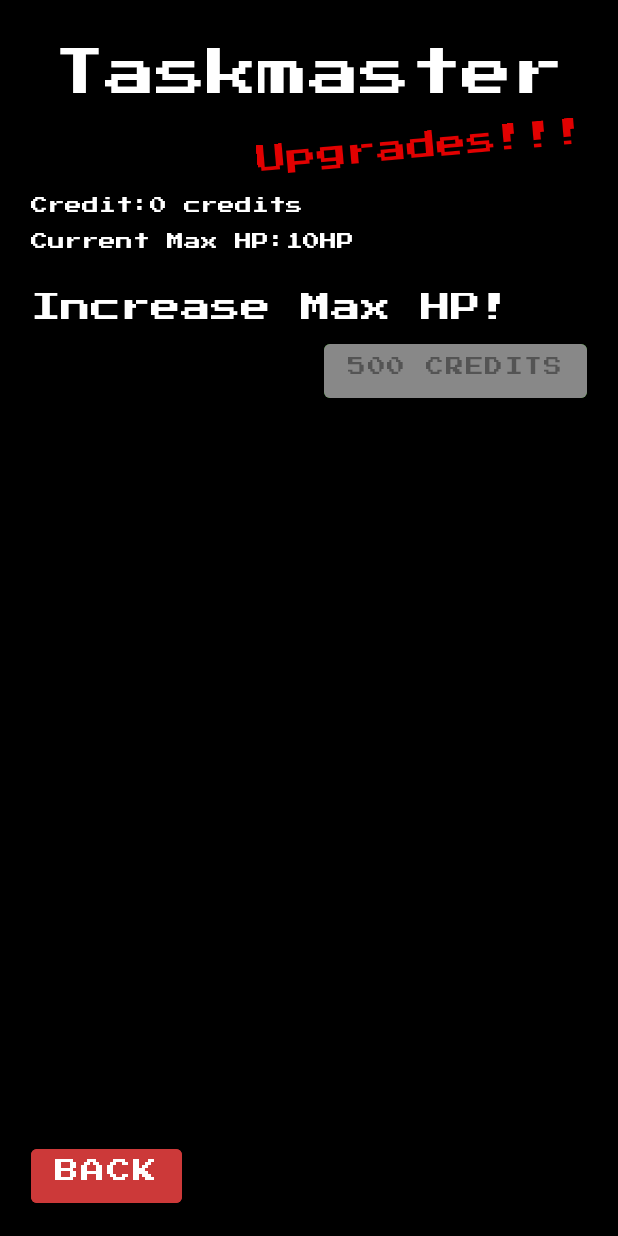
After one commit to ChngWC/TaskMaster, an Android app: the upgrade_Page screen opened directly, with no data from a screen before it, on a phone screen of 412 x 824 dp. The commit adds this screen. Run offline under Robolectric (Android 15) with nearby library versions, the phone set to English and light mode, and no system bars; our stand-ins replace Firebase (no records; nobody signed in at launch, a user with empty details on screens opened directly); 2 statements that could not run were skipped.

Commit message:
added upgrade_Page which currently allow users to spend credits to upgrade max health, game still abit buggy about health when first played

```diff
--- a/app/src/main/java/com/example/taskmaster/GameObjects/Player.java
+++ b/app/src/main/java/com/example/taskmaster/GameObjects/Player.java
@@ -3,6 +3,8 @@ package com.example.taskmaster.GameObjects;
 import android.content.Context;
 import android.graphics.Canvas;
 
+import androidx.annotation.NonNull;
+import androidx.annotation.Nullable;
 import androidx.core.content.ContextCompat;
 
 import com.example.taskmaster.GamePanel.HealthBar;
@@ -12,24 +14,79 @@ import com.example.taskmaster.GameStuff.GameLoop;
 import com.example.taskmaster.R;
 import com.example.taskmaster.Utilities;
 import com.example.taskmaster.graphics.Sprite;
+import com.google.android.gms.tasks.OnCompleteListener;
+import com.google.android.gms.tasks.Task;
+import com.google.firebase.auth.FirebaseAuth;
+import com.google.firebase.auth.FirebaseUser;
+import com.google.firebase.firestore.DocumentReference;
+import com.google.firebase.firestore.DocumentSnapshot;
+import com.google.firebase.firestore.EventListener;
+import com.google.firebase.firestore.FirebaseFirestore;
+import com.google.firebase.firestore.FirebaseFirestoreException;
+
+import java.util.HashMap;
+import java.util.Map;
 
 public class Player extends CirclePlayer {
     public static final double SPEED_PIXELS_PER_SEC = 400.0;
     public static final double MAX_SPEED = SPEED_PIXELS_PER_SEC / GameLoop.MAX_UPS;
     private final Joystick joystick;
-    public static final int max_health_points = 10;
+    public static int max_health_points;
     private HealthBar healthBar;
     private int healthPoints;
     private Sprite sprite;
+    private FirebaseUser firebaseUser;
+    private FirebaseFirestore firestore;
+    private String userID;
 
 
     public Player(Context context,Joystick joystick, double positionX, double positionY, double radius, Sprite sprite) {
         super(context, ContextCompat.getColor(context, R.color.player), positionX, positionY, radius);
         this.joystick = joystick;
-        this.healthBar = new HealthBar(context,this);
-        this.healthPoints =  max_health_points;
+        this.healthBar = new HealthBar(context, this);
+        //this.healthPoints = 10;
         this.sprite = sprite;
+
+        firebaseUser = FirebaseAuth.getInstance().getCurrentUser();
+        userID = firebaseUser.getUid();
+
+        firestore = FirebaseFirestore.getInstance();
+
+        DocumentReference HPDoc = firestore.collection("Users").document(userID).collection("stats").document("statsMap");
+        /*HPDoc.get().addOnCompleteListener(new OnCompleteListener<DocumentSnapshot>() {
+            @Override
+            public void onComplete(@NonNull Task<DocumentSnapshot> task) {
+                if (task.isSuccessful()) {
+                    DocumentSnapshot documentSnapshot = task.getResult();
+                    if (documentSnapshot.exists()) {
+                        max_health_points = documentSnapshot.getLong("userMaxHP").intValue();
+                    } else {
+                        Map<String, Integer> HPMap = new HashMap<>();
+                        HPMap.put("userMaxHP", 10);
+                        firestore.collection("Users").document(userID).collection("stats").document("statsMap").set(HPMap);
+                        max_health_points = 10;
+                    }
+                }
+            }
+        });*/
+
+        HPDoc.addSnapshotListener(new EventListener<DocumentSnapshot>() {
+            @Override
+            public void onEvent(@Nullable DocumentSnapshot value, @Nullable FirebaseFirestoreException error) {
+                if(value.exists()){
+                    max_health_points = value.getLong("userMaxHP").intValue();
+                } else {
+                    Map<String, Integer> HPMap = new HashMap<>();
+                    HPMap.put("userMaxHP", 10);
+                    firestore.collection("Users").document(userID).collection("stats").document("statsMap").set(HPMap);
+                    max_health_points = 10;
+                }
+            }
+        });
+        this.healthPoints = max_health_points;
+
     }
+
 
 
     public void update() {
@@ -65,7 +122,7 @@ public class Player extends CirclePlayer {
     }
 
     public void setHealthPoints(int healthPoints) {
-        if (healthPoints >=0)
+       // if (healthPoints >=0)
             this.healthPoints = healthPoints;
     }
 }
--- a/app/src/main/java/com/example/taskmaster/ProfileActivity.java
+++ b/app/src/main/java/com/example/taskmaster/ProfileActivity.java
@@ -35,7 +35,7 @@ public class ProfileActivity extends AppCompatActivity {
     private DatabaseReference reference;
     private String userID;
 
-    private Button signout, taskList, toBattle;
+    private Button signout, taskList, toBattle, upgradeBttn;
 
     @Override
     protected void onCreate(Bundle savedInstanceState) {
@@ -57,6 +57,14 @@ public class ProfileActivity extends AppCompatActivity {
             @Override
             public void onClick(View v) {
                 startActivity(new Intent(ProfileActivity.this, MainGameActivity.class));
+            }
+        });
+
+        upgradeBttn = (Button) findViewById(R.id.upgrade_Button);
+        upgradeBttn.setOnClickListener(new View.OnClickListener() {
+            @Override
+            public void onClick(View v) {
+                startActivity(new Intent(ProfileActivity.this, upgrade_Page.class));
             }
         });
 
@@ -146,5 +154,19 @@ public class ProfileActivity extends AppCompatActivity {
             }
         });
 
+        DocumentReference HPDoc = fstore.collection("Users").document(userID).collection("stats").document("statsMap");
+        HPDoc.addSnapshotListener(this, new EventListener<DocumentSnapshot>() {
+            @Override
+            public void onEvent(@Nullable DocumentSnapshot value, @Nullable FirebaseFirestoreException error) {
+                if (value.exists()) {
+                    int currentHP = (value.getLong("userMaxHP").intValue());
+                } else {
+                    Map<String, Integer> HPMap = new HashMap<>();
+                    HPMap.put("userMaxHP", 10);
+                    fstore.collection("Users").document(userID).collection("stats").document("statsMap").set(HPMap);
+                }
+            }
+        });
+
     }
 }
--- /dev/null
+++ b/app/src/main/java/com/example/taskmaster/upgrade_Page.java
@@ -0,0 +1,102 @@
+package com.example.taskmaster;
+
+import androidx.annotation.Nullable;
+import androidx.appcompat.app.AppCompatActivity;
+
+import android.content.Intent;
+import android.graphics.Color;
+import android.os.Bundle;
+import android.view.View;
+import android.widget.Button;
+import android.widget.TextView;
+
+import com.google.firebase.auth.FirebaseAuth;
+import com.google.firebase.auth.FirebaseUser;
+import com.google.firebase.firestore.DocumentReference;
+import com.google.firebase.firestore.DocumentSnapshot;
+import com.google.firebase.firestore.EventListener;
+import com.google.firebase.firestore.FieldValue;
+import com.google.firebase.firestore.FirebaseFirestore;
+import com.google.firebase.firestore.FirebaseFirestoreException;
+
+import java.util.HashMap;
+import java.util.Map;
+
+public class upgrade_Page extends AppCompatActivity {
+    private FirebaseUser firebaseUser;
+    private FirebaseFirestore firestore;
+    private String userID;
+    private Button backBttn, increaseMaxBttn;
+
+    @Override
+    protected void onCreate(Bundle savedInstanceState) {
+        super.onCreate(savedInstanceState);
+        setContentView(R.layout.activity_upgrade_page);
+
+        firebaseUser = FirebaseAuth.getInstance().getCurrentUser();
+        userID = firebaseUser.getUid();
+
+        firestore = FirebaseFirestore.getInstance();
+
+        backBttn = (Button) findViewById(R.id.upgradBack_Button2);
+        backBttn.setOnClickListener(new View.OnClickListener() {
+            @Override
+            public void onClick(View v) {
+                startActivity(new Intent(upgrade_Page.this, ProfileActivity.class));
+            }
+        });
+
+        increaseMaxBttn = (Button) findViewById(R.id.increaseMax_bttn);
+        increaseMaxBttn.setOnClickListener(new View.OnClickListener() {
+            @Override
+            public void onClick(View v) {
+                firestore.collection("Users").document(userID).collection("stats").document("statsMap").update("userMaxHP", FieldValue.increment(1));
+                firestore.collection("Users").document(userID).collection("Credits").document("creditMap").update("userCredit", FieldValue.increment(-500));
+            }
+        });
+
+        TextView credit = (TextView) findViewById(R.id.currentCredit2);
+        DocumentReference creditDoc = firestore.collection("Users").document(userID).collection("Credits").document("creditMap");
+        creditDoc.addSnapshotListener(new EventListener<DocumentSnapshot>() {
+            @Override
+            public void onEvent(@Nullable DocumentSnapshot value, @Nullable FirebaseFirestoreException error) {
+                int currentCredit = (value.getLong("userCredit").intValue());
+                String creditDisplay = currentCredit + " credits";
+                credit.setText(creditDisplay);
+            }
+        });
+
+        TextView userMaxHP = (TextView) findViewById(R.id.currentHP);
+        DocumentReference HPDoc = firestore.collection("Users").document(userID).collection("stats").document("statsMap");
+        HPDoc.addSnapshotListener(this, new EventListener<DocumentSnapshot>() {
+            @Override
+            public void onEvent(@Nullable DocumentSnapshot value, @Nullable FirebaseFirestoreException error) {
+                if (value.exists()) {
+                    int currentHP = (value.getLong("userMaxHP").intValue());
+                    String HPDisplay = currentHP + " HP";
+                    userMaxHP.setText(HPDisplay);
+                } else {
+                    Map<String, Integer> HPMap = new HashMap<>();
+                    HPMap.put("userMaxHP", 10);
+                    firestore.collection("Users").document(userID).collection("stats").document("statsMap").set(HPMap);
+                    String HPDisplay = 10 + "HP";
+                    userMaxHP.setText(HPDisplay);
+                }
+            }
+        });
+
+        creditDoc.addSnapshotListener(new EventListener<DocumentSnapshot>() {
+            @Override
+            public void onEvent(@Nullable DocumentSnapshot value, @Nullable FirebaseFirestoreException error) {
+                int currentCredit = (value.getLong("userCredit").intValue());
+                if (currentCredit < 500) {
+                    increaseMaxBttn.setEnabled(false);
+                    increaseMaxBttn.setBackgroundColor(Color.GRAY);
+                } else {
+                    increaseMaxBttn.setEnabled(true);
+                }
+            }
+        });
+
+    }
+}
--- /dev/null
+++ b/app/src/main/res/layout/activity_upgrade_page.xml
@@ -0,0 +1,158 @@
+<?xml version="1.0" encoding="utf-8"?>
+<androidx.constraintlayout.widget.ConstraintLayout xmlns:android="http://schemas.android.com/apk/res/android"
+    xmlns:app="http://schemas.android.com/apk/res-auto"
+    xmlns:tools="http://schemas.android.com/tools"
+    android:layout_width="match_parent"
+    android:layout_height="match_parent"
+    android:background="#000000"
+    android:backgroundTint="#000000"
+    tools:context=".upgrade_Page">
+
+    <TextView
+        android:id="@+id/userMaxHealth"
+        android:layout_width="wrap_content"
+        android:layout_height="wrap_content"
+        android:layout_marginTop="8dp"
+        android:fontFamily="@font/press_start_2p"
+        android:text="Current Max HP:"
+        android:textColor="#FFFFFF"
+        android:textSize="11sp"
+        app:layout_constraintStart_toStartOf="@+id/guideline17"
+        app:layout_constraintTop_toBottomOf="@+id/credit2" />
+
+    <TextView
+        android:id="@+id/currentHP"
+        android:layout_width="wrap_content"
+        android:layout_height="wrap_content"
+        android:layout_marginTop="8dp"
+        android:fontFamily="@font/press_start_2p"
+        android:textColor="#FFFFFF"
+        android:textSize="11sp"
+        app:layout_constraintStart_toEndOf="@+id/userMaxHealth"
+        app:layout_constraintTop_toBottomOf="@id/credit2" />
+
+    <Button
+        android:id="@+id/increaseMax_bttn"
+        android:layout_width="wrap_content"
+        android:layout_height="wrap_content"
+        android:backgroundTint="#1E9E01"
+        android:fontFamily="@font/press_start_2p"
+        android:text="500 Credits"
+        android:textSize="12sp"
+        app:layout_constraintEnd_toStartOf="@+id/guideline20"
+        app:layout_constraintTop_toBottomOf="@+id/maxHealth" />
+
+    <TextView
+        android:id="@+id/upgradeText"
+        android:layout_width="wrap_content"
+        android:layout_height="wrap_content"
+        android:fontFamily="@font/press_start_2p"
+        android:rotation="-5"
+        android:text="Upgrades!!!"
+        android:textAlignment="center"
+        android:textColor="#E10101"
+        android:textSize="20sp"
+        app:layout_constraintBottom_toTopOf="@+id/guideline21"
+        app:layout_constraintEnd_toStartOf="@+id/guideline20"
+        app:layout_constraintTop_toBottomOf="@+id/taskmasterText" />
+
+    <TextView
+        android:id="@+id/taskmasterText"
+        android:layout_width="wrap_content"
+        android:layout_height="wrap_content"
+        android:layout_marginTop="32dp"
+        android:fontFamily="@font/press_start_2p"
+        android:text="Taskmaster"
+        android:textAlignment="center"
+        android:textColor="#FFFFFF"
+        android:textSize="34sp"
+        app:layout_constraintEnd_toEndOf="parent"
+        app:layout_constraintHorizontal_bias="0.5"
+        app:layout_constraintStart_toStartOf="parent"
+        app:layout_constraintTop_toTopOf="parent"
+        app:layout_constraintVertical_bias="0.042" />
+
+    <androidx.constraintlayout.widget.Guideline
+        android:id="@+id/guideline21"
+        android:layout_width="wrap_content"
+        android:layout_height="wrap_content"
+        android:orientation="horizontal"
+        app:layout_constraintGuide_percent="0.15" />
+
+    <TextView
+        android:id="@+id/credit2"
+        android:layout_width="wrap_content"
+        android:layout_height="wrap_content"
+        android:layout_marginTop="8dp"
+        android:fontFamily="@font/press_start_2p"
+        android:text="Credit:"
+        android:textColor="#FFFFFF"
+        android:textSize="11sp"
+        app:layout_constraintStart_toStartOf="@+id/guideline17"
+        app:layout_constraintTop_toBottomOf="@+id/guideline21" />
+
+    <TextView
+        android:id="@+id/currentCredit2"
+        android:layout_width="wrap_content"
+        android:layout_height="wrap_content"
+        android:layout_marginTop="8dp"
+        android:fontFamily="@font/press_start_2p"
+        android:textColor="#FFFFFF"
+        android:textSize="11sp"
+        app:layout_constraintStart_toEndOf="@+id/credit2"
+        app:layout_constraintTop_toBottomOf="@id/guideline21" />
+
+    <Button
+        android:id="@+id/upgradBack_Button2"
+        android:layout_width="wrap_content"
+        android:layout_height="wrap_content"
+        android:layout_marginBottom="16dp"
+        android:backgroundTint="#CC3939"
+        android:fontFamily="@font/press_start_2p"
+        android:text="@string/back"
+        android:textSize="16sp"
+        app:layout_constraintBottom_toBottomOf="parent"
+        app:layout_constraintHorizontal_bias="0"
+        app:layout_constraintStart_toStartOf="@id/guideline17"
+        app:layout_constraintVertical_bias="0" />
+
+    <androidx.constraintlayout.widget.Guideline
+        android:id="@+id/guideline17"
+        android:layout_width="wrap_content"
+        android:layout_height="wrap_content"
+        android:orientation="vertical"
+        app:layout_constraintGuide_percent="0.05" />
+
+    <androidx.constraintlayout.widget.Guideline
+        android:id="@+id/guideline18"
+        android:layout_width="wrap_content"
+        android:layout_height="wrap_content"
+        android:orientation="vertical"
+        app:layout_constraintGuide_percent="0.5" />
+
+    <androidx.constraintlayout.widget.Guideline
+        android:id="@+id/guideline19"
+        android:layout_width="wrap_content"
+        android:layout_height="wrap_content"
+        android:orientation="vertical"
+        app:layout_constraintGuide_percent="0.7" />
+
+    <androidx.constraintlayout.widget.Guideline
+        android:id="@+id/guideline20"
+        android:layout_width="wrap_content"
+        android:layout_height="wrap_content"
+        android:orientation="vertical"
+        app:layout_constraintGuide_percent="0.95" />
+
+    <TextView
+        android:id="@+id/maxHealth"
+        android:layout_width="wrap_content"
+        android:layout_height="wrap_content"
+        android:layout_marginTop="24dp"
+        android:fontFamily="@font/press_start_2p"
+        android:text="Increase Max HP!"
+        android:textColor="#FFFFFF"
+        android:textSize="20sp"
+        app:layout_constraintStart_toStartOf="@id/guideline17"
+        app:layout_constraintTop_toBottomOf="@+id/userMaxHealth" />
+</androidx.constraintlayout.widget.ConstraintLayout>
```
Also changed, not shown: app/src/main/AndroidManifest.xml (+5 -2 lines).
